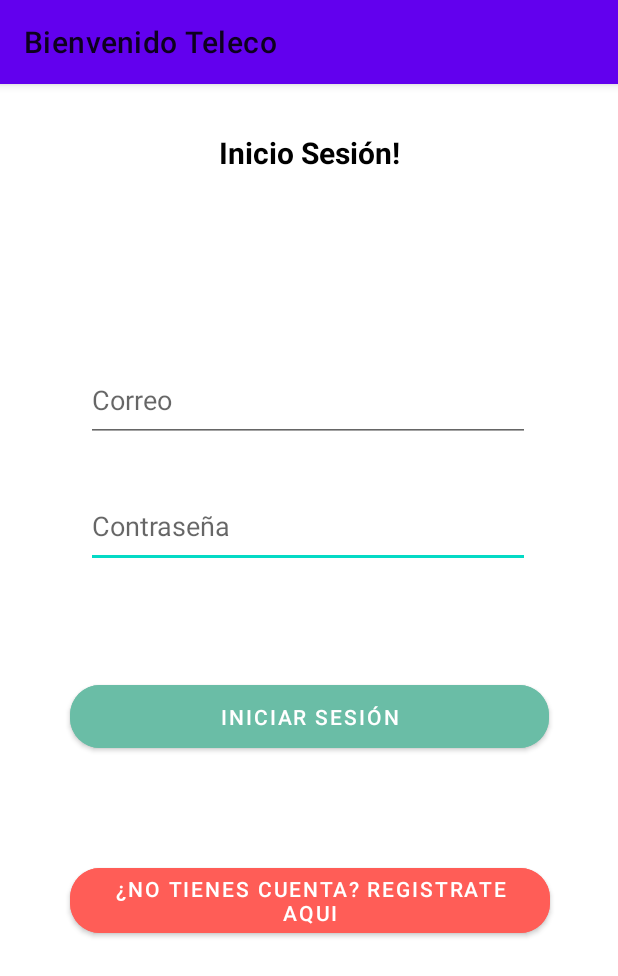
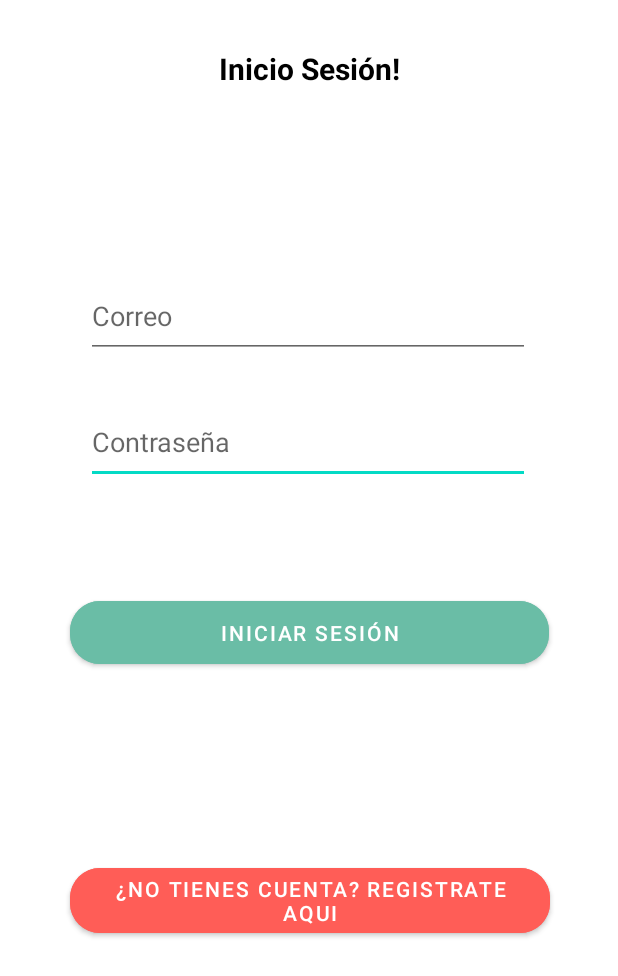
Before and after one commit to JexUgaz/-Lab2_20180217_20191417, an Android app: the screen it shows after launch (MainActivity), on a phone screen of 412 x 824 dp. Shown: the top 976 px of the screen. Run offline under Robolectric (Android 15) with nearby library versions, the phone set to English and light mode, and no system bars.

Commit message:
Último commit de la noche, acabamos...

```diff
--- a/app/src/main/java/com/example/apptelecos/MainActivity.java
+++ b/app/src/main/java/com/example/apptelecos/MainActivity.java
@@ -16,7 +16,7 @@ public class MainActivity extends AppCompatActivity {
         super.onCreate(savedInstanceState);
         binding= ActivityMainBinding.inflate(getLayoutInflater());
         setContentView(binding.getRoot());
-
+        getSupportActionBar().hide();
         binding.btnRegistrarse.setOnClickListener(view->{
             Intent in= new Intent(MainActivity.this,RegisterActivity.class);
             startActivity(in);
--- a/app/src/main/java/com/example/apptelecos/RegisterActivity.java
+++ b/app/src/main/java/com/example/apptelecos/RegisterActivity.java
@@ -23,6 +23,7 @@ public class RegisterActivity extends AppCompatActivity {
         super.onCreate(savedInstanceState);
         binding= ActivityRegisterBinding.inflate(getLayoutInflater());
         setContentView(binding.getRoot());
+        getSupportActionBar().hide();
         binding.textPolitica.setText(Html.fromHtml(getResources().getString(R.string.register_msg)));
         binding.textTerminos.setText(Html.fromHtml(getResources().getString(R.string.resgister_msg1)));
 
--- a/app/src/main/res/layout/activity_main.xml
+++ b/app/src/main/res/layout/activity_main.xml
@@ -15,7 +15,7 @@
         android:layout_marginEnd="56dp"
         android:ems="10"
         android:hint="Contraseña"
-        android:inputType="textPersonName"
+        android:inputType="textPassword"
         app:layout_constraintEnd_toEndOf="parent"
         app:layout_constraintHorizontal_bias="0.333"
         app:layout_constraintStart_toStartOf="parent"
@@ -46,7 +46,7 @@
         android:layout_marginEnd="56dp"
         android:ems="10"
         android:hint="Correo"
-        android:inputType="textPersonName"
+        android:inputType="textEmailAddress"
         app:layout_constraintEnd_toEndOf="parent"
         app:layout_constraintHorizontal_bias="0.333"
         app:layout_constraintStart_toStartOf="parent"
```
